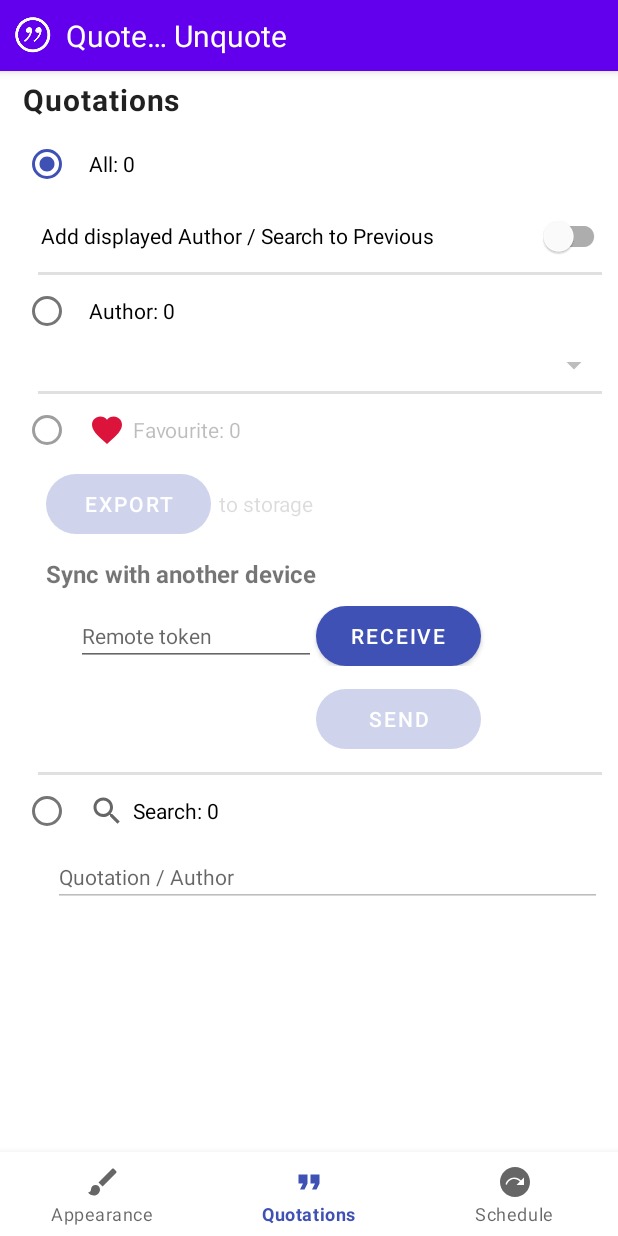
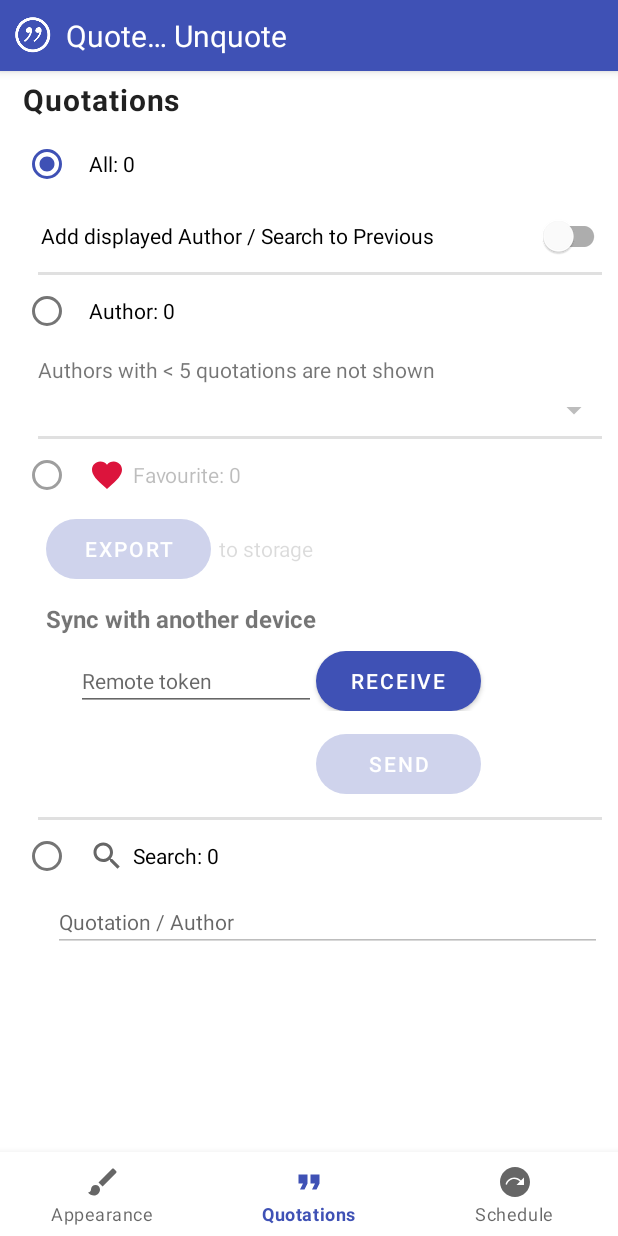
Before and after one commit to jameshnsears/QuoteUnquote, an Android app: the ConfigureActivity screen opened directly, with no data from a screen before it, item 2 of the bottom bar chosen, on a phone screen of 412 x 824 dp. Run offline under Robolectric (Android 15) with nearby library versions, the phone set to English and light mode, and no system bars; our stand-ins replace RxJava, Timber; libraries missing offline, so code that uses them is left out: com.jakewharton.rxbinding2; 31 statements that could not run were skipped.

Commit message:
changelogs/80.txt

```diff
--- a/app/build.gradle
+++ b/app/build.gradle
@@ -47,8 +47,8 @@ android {
 
         applicationId "com.github.jameshnsears.quoteunquote"
 
-        versionCode 79
-        versionName "2.6.4"
+        versionCode 80
+        versionName "2.6.5"
 
         vectorDrawables.useSupportLibrary = true
 
--- a/app/src/main/res/layout/fragment_content.xml
+++ b/app/src/main/res/layout/fragment_content.xml
@@ -83,6 +83,14 @@
                 android:layout_marginStart="10dp"
                 android:orientation="vertical"
                 android:paddingBottom="5dp">
+
+            <TextView
+                    android:layout_width="match_parent"
+                    android:layout_height="wrap_content"
+                    android:paddingVertical="5dp"
+                    android:paddingTop="5dp"
+                    android:paddingBottom="0dp"
+                    android:text="@string/fragment_content_author_count"/>
 
             <Spinner
                     android:id="@+id/spinnerAuthors"
--- a/app/src/main/res/values/strings.xml
+++ b/app/src/main/res/values/strings.xml
@@ -112,6 +112,7 @@
     <string name="fragment_content_favourites_share_received">Success - favourite(s) appended</string>
     <string name="fragment_content_favourites_share_missing">Unable to locate remote token</string>
     <string name="fragment_content_favourites_share_comms">Check network connection / retry</string>
+    <string name="fragment_content_author_count">Authors with &lt; 5 quotations are not shown</string>
     <string name="fragment_content_author">Author: %d</string>
 
     <string name="fragment_content_text">Search: %d</string>
--- a/app/src/main/res/values/themes.xml
+++ b/app/src/main/res/values/themes.xml
@@ -12,6 +12,12 @@
     <style name="Theme.QuoteUnquote.AppBarOverlay" parent="Theme.MaterialComponents.DayNight.NoActionBar">
         <item name="android:textColor">@color/white</item>
         <item name="android:textSize">20sp</item>
+        <item name="colorPrimary">@color/indigo_500</item>
+        <item name="colorPrimaryVariant">@color/indigo_700</item>
+        <item name="colorOnPrimary">@color/white</item>
+        <item name="colorSecondary">@color/indigo_500</item>
+        <item name="colorSecondaryVariant">@color/indigo_700</item>
+        <item name="colorOnSecondary">@color/black</item>
     </style>
 
     <style name="Theme.QuoteUnquote.ActivityReport" parent="Theme.MaterialComponents.DayNight.Dialog">
```
Also changed, not shown: 1 other file.
